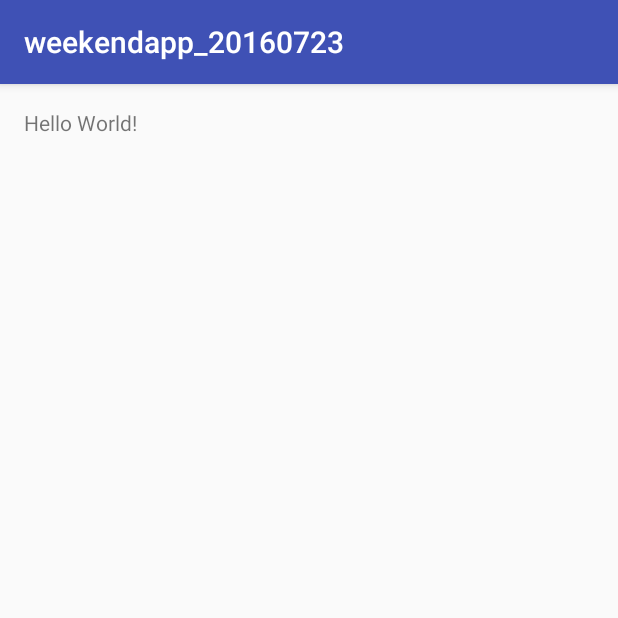
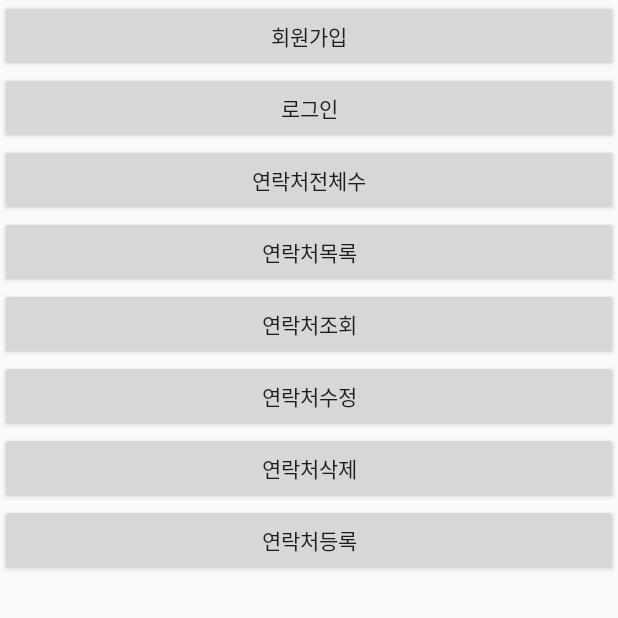
Before and after one commit to sangjinj/weekendapp_20160723, an Android app: the screen it shows after launch (MainActivity), on a phone screen of 412 x 824 dp, the top half of it. Run offline under Robolectric (Android 15) with nearby library versions, the phone set to English and light mode, and no system bars.

Commit message:
weekendapp_20160723

```diff
--- a/app/src/main/java/com/hanbit/user/weekendapp_20160723/MainActivity.java
+++ b/app/src/main/java/com/hanbit/user/weekendapp_20160723/MainActivity.java
@@ -1,13 +1,109 @@
 package com.hanbit.user.weekendapp_20160723;
 
-import android.support.v7.app.AppCompatActivity;
+import android.app.Activity;
+import android.content.Intent;
+import android.database.Cursor;
+import android.database.sqlite.SQLiteDatabase;
 import android.os.Bundle;
+import android.view.View;
+import android.widget.Button;
+import android.widget.Toast;
 
-public class MainActivity extends AppCompatActivity {
+import com.hanbit.user.weekendapp_20160723.dbhelper.dbOpenHelper;
+import com.hanbit.user.weekendapp_20160723.member.JoinActivity;
+import com.hanbit.user.weekendapp_20160723.member.LoginActivity;
+import com.hanbit.user.weekendapp_20160723.member.MemberDAO;
+import com.hanbit.user.weekendapp_20160723.member.MemberService;
+import com.hanbit.user.weekendapp_20160723.member.MemberServiceImpl;
+
+public class MainActivity extends Activity implements View.OnClickListener{
+    Button btAdd,btDelete,btUpdate,btFind,btList,btCount,btLogin,btJoin;
+
+    MemberService service;
 
     @Override
     protected void onCreate(Bundle savedInstanceState) {
         super.onCreate(savedInstanceState);
+        service = new MemberServiceImpl(this.getApplicationContext());
         setContentView(R.layout.activity_main);
+
+        btJoin = (Button) findViewById(R.id.btJoin);
+        btAdd = (Button) findViewById(R.id.btAdd);
+        btDelete = (Button) findViewById(R.id.btDelete);
+        btUpdate = (Button) findViewById(R.id.btUpdate);
+        btFind = (Button) findViewById(R.id.btFind);
+        btList = (Button) findViewById(R.id.btList);
+        btCount = (Button) findViewById(R.id.btCount);
+        btLogin = (Button) findViewById(R.id.btLogin);
+
+        btJoin.setOnClickListener(this);
+        btAdd.setOnClickListener(this);
+        btDelete.setOnClickListener(this);
+        btUpdate.setOnClickListener(this);
+        btFind.setOnClickListener(this);
+        btList.setOnClickListener(this);
+        btCount.setOnClickListener(this);
+        btLogin.setOnClickListener(this);
+
+
+        dbOpenHelper helper = new dbOpenHelper(this);
+        SQLiteDatabase db = helper.getReadableDatabase();
+        // db.execSQL("insert into member(name, pwd) values ('sangjinj01', 'pwd01');");
+        //db.execSQL("insert into member(id, pw, name, email, phone, photo, addr) values ('abcd1234', '1111', '정상진01', 'sangjinj7@gmail.com','010-6426-3539','--','addr01' );");
+        System.out.println("############################################################################## ::::::" + db.getPath());
+        Cursor rs = db.rawQuery("select * from member;", null);
+        //Cursor rs = db.rawQuery("select count(*) as memCnt from member;", null);
+
+        while(rs.moveToNext()){
+            System.out.println("name ::::::::::::::::: "+rs.getString(0));
+            System.out.println("pw ::::::::::::::::: "+rs.getString(1));
+
+
+        }
+
+    }
+
+    @Override
+    public void onClick(View view) {
+        MemberDAO memberDAO = new MemberDAO(this);
+        memberDAO.list();
+
+        switch (view.getId()){
+            case R.id.btJoin :
+                Toast.makeText(MainActivity.this,"btJoin",Toast.LENGTH_LONG).show();
+                this.startActivity(new Intent(this, JoinActivity.class));
+                break;
+            case R.id.btAdd :
+                Toast.makeText(MainActivity.this,"btAdd",Toast.LENGTH_LONG).show();
+                this.startActivity(new Intent(this, LoginActivity.class));
+                break;
+            case R.id.btDelete :
+                Toast.makeText(MainActivity.this,"btDelete",Toast.LENGTH_LONG).show();
+                this.startActivity(new Intent(this, LoginActivity.class));
+                break;
+            case R.id.btUpdate :
+                Toast.makeText(MainActivity.this,"btUpdate",Toast.LENGTH_LONG).show();
+                this.startActivity(new Intent(this, LoginActivity.class));
+                break;
+            case R.id.btFind :
+                Toast.makeText(MainActivity.this,"btFind",Toast.LENGTH_LONG).show();
+                this.startActivity(new Intent(this, LoginActivity.class));
+                break;
+            case R.id.btList :
+                Toast.makeText(MainActivity.this,"btList",Toast.LENGTH_LONG).show();
+                this.startActivity(new Intent(this, LoginActivity.class));
+                break;
+            case R.id.btCount :
+                Toast.makeText(MainActivity.this,"btCount",Toast.LENGTH_LONG).show();
+                this.startActivity(new Intent(this, LoginActivity.class));
+                break;
+            case R.id.btLogin :
+                System.out.println("--------------------------");
+                Toast.makeText(MainActivity.this,"btLogin",Toast.LENGTH_SHORT).show();
+                this.startActivity(new Intent(this, LoginActivity.class));
+                break;
+
+
+        }
     }
 }
--- a/app/src/main/java/com/hanbit/user/weekendapp_20160723/contact/ContactActivity.java
+++ b/app/src/main/java/com/hanbit/user/weekendapp_20160723/contact/ContactActivity.java
@@ -4,7 +4,7 @@ package com.hanbit.user.weekendapp_20160723.contact;
 import android.os.Bundle;
 import android.support.v7.app.AppCompatActivity;
 
-import com.hanbit.user.weekendapp.R;
+import com.hanbit.user.weekendapp_20160723.R;
 
 public class ContactActivity extends AppCompatActivity {
 
--- a/app/src/main/java/com/hanbit/user/weekendapp_20160723/member/JoinActivity.java
+++ b/app/src/main/java/com/hanbit/user/weekendapp_20160723/member/JoinActivity.java
@@ -8,8 +8,8 @@ import android.widget.Button;
 import android.widget.EditText;
 import android.widget.TextView;
 
-import com.hanbit.user.weekendapp.MainActivity;
-import com.hanbit.user.weekendapp.R;
+import com.hanbit.user.weekendapp_20160723.MainActivity;
+import com.hanbit.user.weekendapp_20160723.R;
 
 public class JoinActivity extends Activity implements View.OnClickListener  {
     EditText etID,etPW,etName,etEmail,etPhone, etPhoto, etAddr;
--- a/app/src/main/java/com/hanbit/user/weekendapp_20160723/member/LoginActivity.java
+++ b/app/src/main/java/com/hanbit/user/weekendapp_20160723/member/LoginActivity.java
@@ -8,7 +8,7 @@ import android.widget.EditText;
 import android.widget.TextView;
 import android.widget.Toast;
 
-import com.hanbit.user.weekendapp.R;
+import com.hanbit.user.weekendapp_20160723.R;
 
 public class LoginActivity extends Activity implements View.OnClickListener{
     EditText etID,etPW;
--- a/app/src/main/java/com/hanbit/user/weekendapp_20160723/member/MemberDAO.java
+++ b/app/src/main/java/com/hanbit/user/weekendapp_20160723/member/MemberDAO.java
@@ -5,7 +5,7 @@ import android.database.Cursor;
 import android.database.sqlite.SQLiteDatabase;
 import android.util.Log;
 
-import com.hanbit.user.weekendapp.dbhelper.dbOpenHelper;
+import com.hanbit.user.weekendapp_20160723.dbhelper.dbOpenHelper;
 
 import java.util.ArrayList;
 import java.util.List;
--- a/app/src/main/res/layout/activity_main.xml
+++ b/app/src/main/res/layout/activity_main.xml
@@ -1,16 +1,55 @@
 <?xml version="1.0" encoding="utf-8"?>
-<RelativeLayout xmlns:android="http://schemas.android.com/apk/res/android"
-    xmlns:tools="http://schemas.android.com/tools"
+<LinearLayout android:orientation="vertical"
+    android:layout_height="match_parent"
     android:layout_width="match_parent"
-    android:layout_height="match_parent"
-    android:paddingBottom="@dimen/activity_vertical_margin"
-    android:paddingLeft="@dimen/activity_horizontal_margin"
-    android:paddingRight="@dimen/activity_horizontal_margin"
-    android:paddingTop="@dimen/activity_vertical_margin"
-    tools:context="com.hanbit.user.weekendapp_20160723.MainActivity">
+    xmlns:android="http://schemas.android.com/apk/res/android" >
+    <!--DB: 등록-->
+    <Button
+        android:layout_width="match_parent"
+        android:layout_height="wrap_content"
+        android:id="@+id/btJoin"
+        android:text="회원가입"/>
+    <Button
+        android:layout_width="match_parent"
+        android:layout_height="wrap_content"
+        android:id="@+id/btLogin"
+        android:text="로그인"/>
 
-    <TextView
-        android:layout_width="wrap_content"
+    <Button
+        android:layout_width="match_parent"
         android:layout_height="wrap_content"
-        android:text="Hello World!" />
-</RelativeLayout>
+        android:id="@+id/btCount"
+        android:text="연락처전체수"/>
+    <Button
+        android:layout_width="match_parent"
+        android:layout_height="wrap_content"
+        android:id="@+id/btList"
+        android:text="연락처목록"/>
+    <Button
+        android:layout_width="match_parent"
+        android:layout_height="wrap_content"
+        android:id="@+id/btFind"
+        android:text="연락처조회"/>
+
+    <!--DB: 수정-->
+    <Button
+        android:layout_width="match_parent"
+        android:layout_height="wrap_content"
+        android:id="@+id/btUpdate"
+        android:text="연락처수정"/>
+
+    <!--DB: 삭제-->
+    <Button
+        android:layout_width="match_parent"
+        android:layout_height="wrap_content"
+        android:id="@+id/btDelete"
+        android:text="연락처삭제"/>
+    <Button
+        android:layout_width="match_parent"
+        android:layout_height="wrap_content"
+        android:id="@+id/btAdd"
+        android:text="연락처등록"/>
+
+
+
+</LinearLayout>
```
Also changed, not shown: app/src/main/java/com/hanbit/user/weekendapp_20160723/map/MapActivity.java (deleted, +0 -47 lines), app/src/main/res/layout/activity_map.xml (deleted, +0 -20 lines).
